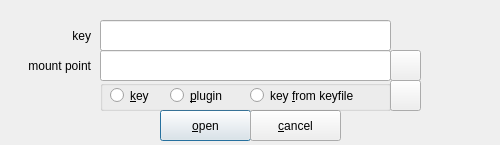
Before: the Qt Designer form zuluMount-gui/keydialog.ui in mhogomchungu/zuluCrypt, drawn with Qt 5.
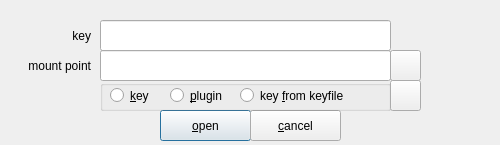
After: the same form once the commit is applied.

```diff
--- a/zuluMount-gui/keydialog.ui
+++ b/zuluMount-gui/keydialog.ui
@@ -83,9 +83,9 @@
    <widget class="QRadioButton" name="rbKeyFile">
     <property name="geometry">
      <rect>
-      <x>150</x>
+      <x>140</x>
       <y>0</y>
-      <width>141</width>
+      <width>151</width>
       <height>31</height>
      </rect>
     </property>
```
